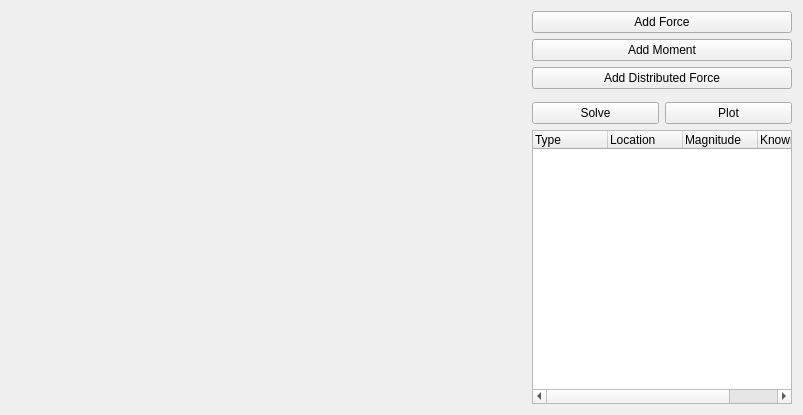
This is guistructure.ui in EvanMurawski/BeamAnalyzer as Qt 5 draws it before an edit. The edited form follows.
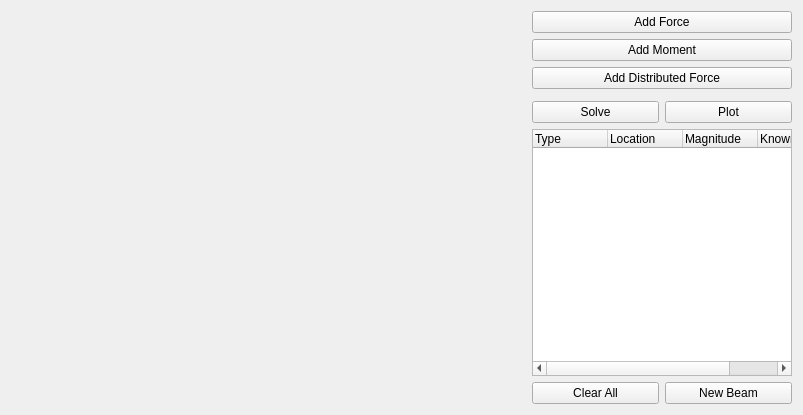
This is the edited form.

Commit message: added clear all and new beam buttons

```diff
--- a/guistructure.ui
+++ b/guistructure.ui
@@ -30,7 +30,7 @@
       </layout>
      </item>
      <item>
-      <layout class="QVBoxLayout" name="verticalLayout_1" stretch="3,1,2,40">
+      <layout class="QVBoxLayout" name="verticalLayout_1" stretch="3,1,2,40,0">
        <property name="spacing">
         <number>6</number>
        </property>
@@ -191,6 +191,24 @@
          </item>
         </layout>
        </item>
+       <item>
+        <layout class="QHBoxLayout" name="horizontalLayout_5">
+         <item>
+          <widget class="QPushButton" name="pushButton_clear">
+           <property name="text">
+            <string>Clear All</string>
+           </property>
+          </widget>
+         </item>
+         <item>
+          <widget class="QPushButton" name="pushButton_new">
+           <property name="text">
+            <string>New Beam</string>
+           </property>
+          </widget>
+         </item>
+        </layout>
+       </item>
       </layout>
      </item>
     </layout>
```
The commit also changes 2 other files.
